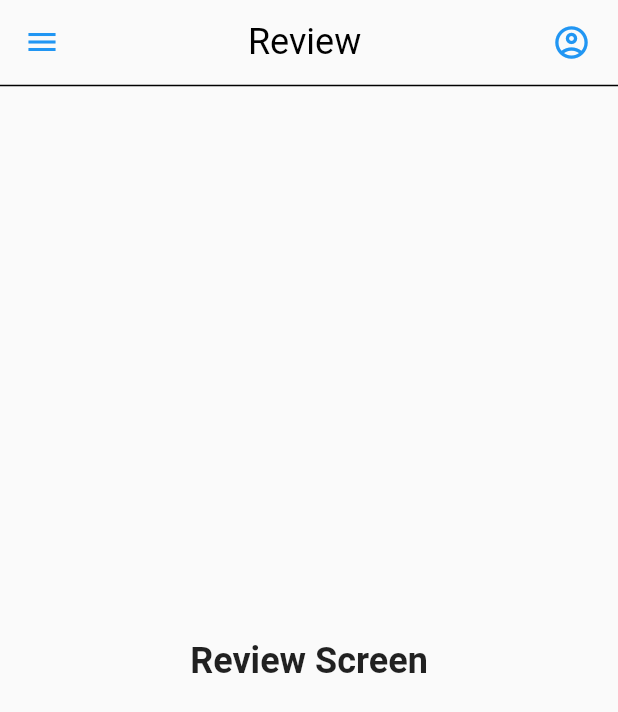
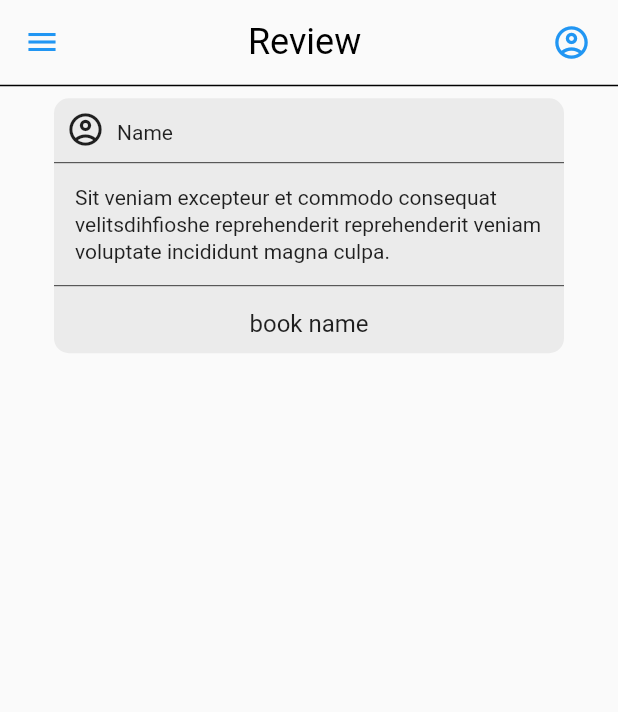
Before and after one commit to BrwaCs/elibrary, a Flutter app: the Review screen opened directly, on a phone screen of 412 x 824 dp. Shown: the top 712 px of the screen. Run offline on Flutter 3.47's test engine with Material 2 defaults, Android fonts, the phone set to English and light mode, and no system bars; our stand-ins replace get.

Commit message:
creating review page

```diff
--- a/lib/Screens/pages/review.dart
+++ b/lib/Screens/pages/review.dart
@@ -122,13 +122,119 @@ bottom: PreferredSize(
           ]
         ),
       ),
-      body: Center(
-        child: Text("Review Screen",
-        style: TextStyle(
-          fontSize:24,
-          fontWeight: FontWeight.bold
-        )
-        ),
+      body: Column(
+        children: [
+          Center(
+            child: Padding(
+              padding: const EdgeInsets.all(8.0),
+              child: Container(
+                height: 170,
+                width: 340,
+                decoration: BoxDecoration(
+                  borderRadius: BorderRadius.circular(10),
+                   color: Color.fromARGB(255, 235, 235,235),
+                ),
+                child: Column(
+                  children: [
+                    Row(
+                      children: [
+                       Flexible(
+                      fit: FlexFit.tight,
+                         child: Container(
+                           height: 35,
+                           width: 320,
+                           child: Row(
+                             children: [
+                               Padding(
+                                 padding: const EdgeInsets.all(8.0),
+                                 child: GestureDetector(
+                                 onTap: () {
+                              Navigator.push(context, MaterialPageRoute(builder: (context)=>Profile()));
+                                           },
+                              child: Icon(
+                              IconData(0xee35, fontFamily: 'MaterialIcons'),
+                              size: 26.0,
+                                 ),
+                                 ),
+                               ),
+                               Padding(
+                                 padding: const EdgeInsets.only(top:10),
+                                 child: Text("Name",
+                                 style: TextStyle(
+                                   fontSize: 14,fontWeight: FontWeight.normal
+                                 ),),
+                               ),
+
+
+                             ],
+                           ),
+                         )
+                         )
+                      ],
+                    ),
+                    Divider(
+                      thickness: 0.5,
+                      color: Colors.black,
+                    ),
+                    Row(
+                      children: [
+                       Flexible(
+                      fit: FlexFit.tight,
+                         child: Container(
+
+                           height: 66,
+                           width: 320,
+                           child: Row(
+                            mainAxisAlignment:MainAxisAlignment.spaceAround,
+                            children: <Widget>[
+                            Container( width: 14.0, ),
+                           Flexible(
+                          child: Text("Sit veniam excepteur et commodo consequat velitsdihfioshe reprehenderit reprehenderit veniam voluptate incididunt magna culpa.",
+                          style: TextStyle(
+                        fontSize: 14,
+                       height: 1.25
+                 )
+                 ),
+               )
+               ],
+               ),
+                         )
+                         )
+                      ],
+                    ),
+                     Divider(
+                      thickness: 0.5,
+                      color: Colors.black,
+                    ),
+                    Row(
+
+                      children: [
+                       Flexible(
+                      fit: FlexFit.tight,
+                         child: Container(
+
+                           height: 35,
+                           width: 320,
+                           child: Center(
+                             child: Text("book name",
+                             style:
+                             TextStyle(
+                               fontSize: 16,
+                               fontWeight: FontWeight.normal,
+                             ),),
+                           ),
+                         )
+                         )
+                      ],
+                    ),
+                  ],
+                )
+                ),
+              ),
+            ),
+
+
+        ]
       )
 
     );
```
